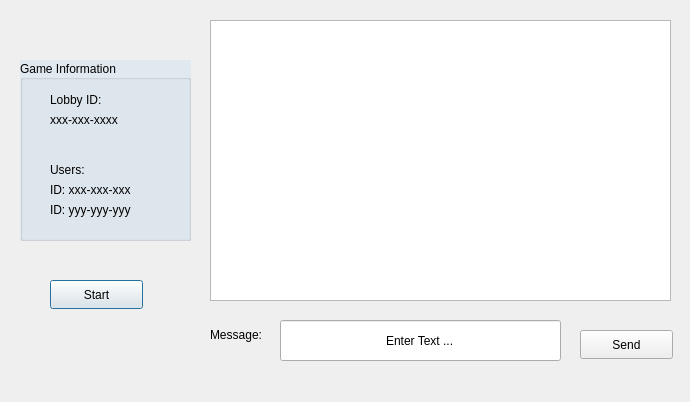
First picture: the form in Game/chatlobbywindow.ui, repository Ahmed1262005/Qt-Game-Multiplayer-RocketShooting, before the edit.
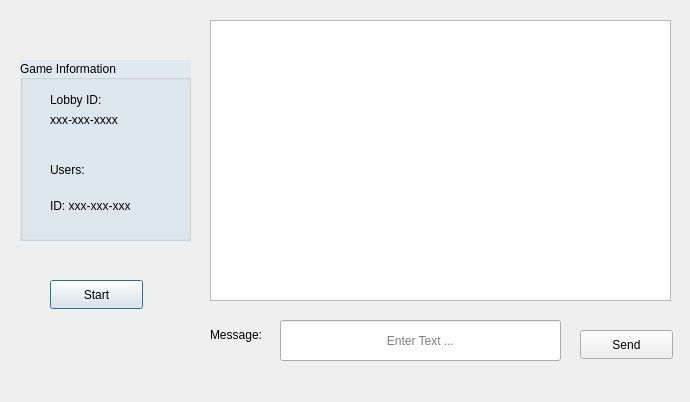
Second picture: the form after the edit.

```diff
--- a/Game/chatlobbywindow.ui
+++ b/Game/chatlobbywindow.ui
@@ -127,26 +127,13 @@
       <x>30</x>
       <y>120</y>
       <width>111</width>
-      <height>20</height>
+      <height>51</height>
      </rect>
     </property>
     <property name="text">
      <string>ID: xxx-xxx-xxx</string>
     </property>
    </widget>
-   <widget class="QLabel" name="label_6">
-    <property name="geometry">
-     <rect>
-      <x>30</x>
-      <y>140</y>
-      <width>101</width>
-      <height>20</height>
-     </rect>
-    </property>
-    <property name="text">
-     <string>ID: yyy-yyy-yyy</string>
-    </property>
-   </widget>
   </widget>
   <widget class="QLineEdit" name="lineEdit">
    <property name="geometry">
@@ -164,11 +151,14 @@
     <enum>Qt::LeftToRight</enum>
    </property>
    <property name="text">
-    <string>Enter Text ...</string>
+    <string/>
    </property>
    <property name="alignment">
     <set>Qt::AlignCenter</set>
    </property>
+   <property name="placeholderText">
+    <string>Enter Text ...</string>
+   </property>
   </widget>
   <widget class="QScrollArea" name="scrollArea">
    <property name="geometry">
```
Left out of the diff: 32 changed lines with no effect on the pictures.
